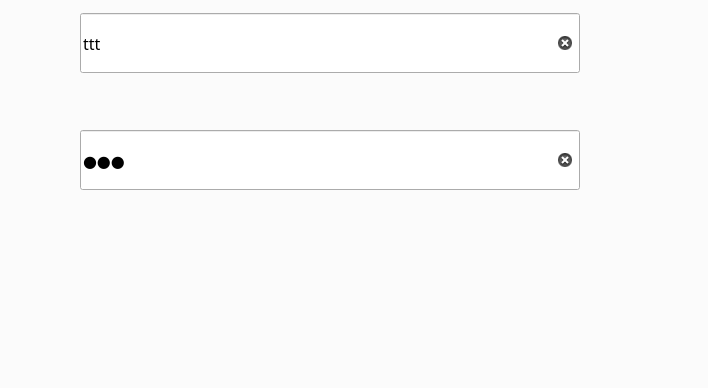
Qt form dialog.ui (liushuai0417/ThreeKingdom_Kill) before a commit; both pictures show x 292 to 1000 and y 174 to 562 of the 1000 by 562 pixel window.
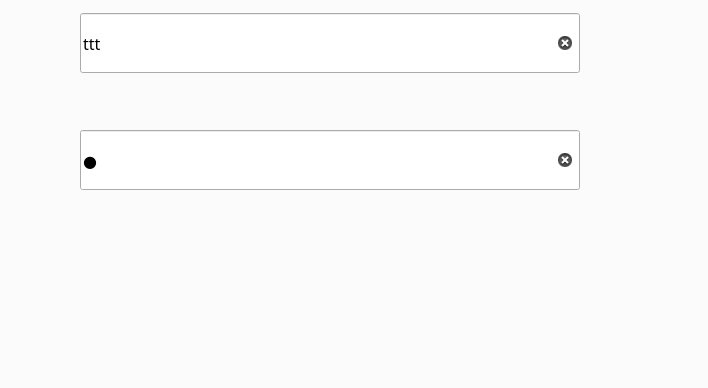
The same form after that commit.

Commit message: 过河拆桥

Diff of the .ui file:
```diff
--- a/dialog.ui
+++ b/dialog.ui
@@ -298,7 +298,7 @@
          </size>
         </property>
         <property name="text">
-         <string>111</string>
+         <string>1</string>
         </property>
         <property name="echoMode">
          <enum>QLineEdit::Password</enum>
```
The commit also changes 2 other files.
